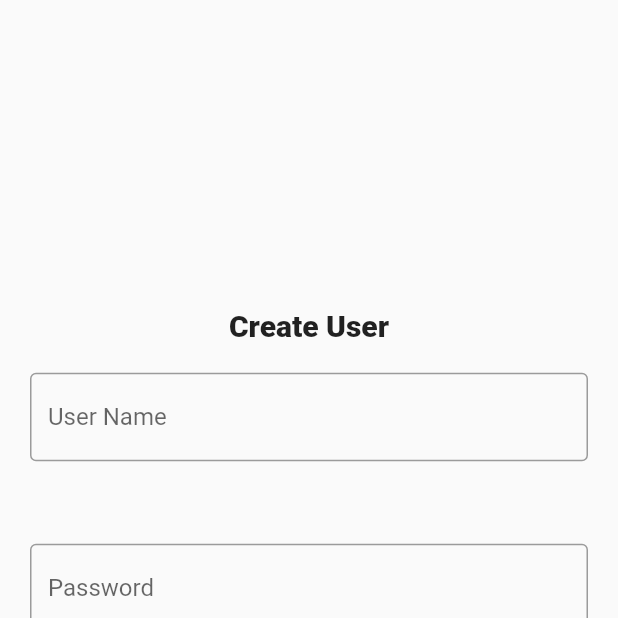
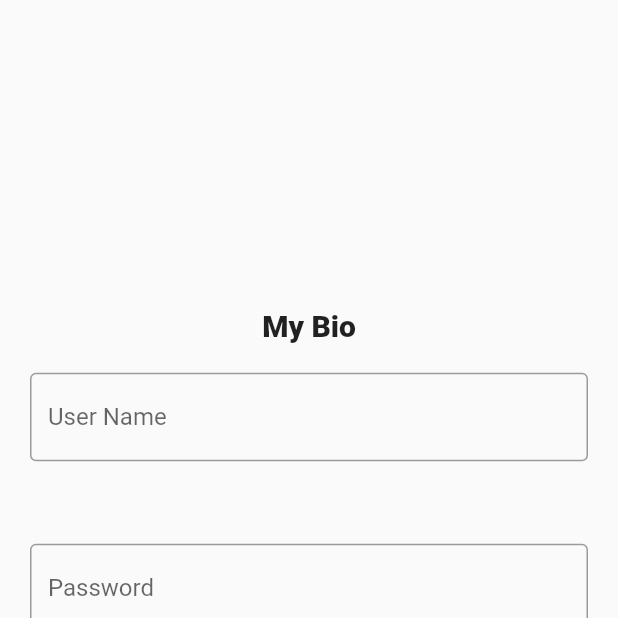
Before and after one commit to Lalith-kishore/taskmedium, a Flutter app: the MyBio screen opened directly, on a phone screen of 412 x 824 dp, the top half of it. Run offline on Flutter 3.47's test engine with Material 2 defaults, Android fonts, the phone set to English and light mode, and no system bars; network calls fail.

Commit message:
Name modified

```diff
--- a/lib/Widget/MyBio.dart
+++ b/lib/Widget/MyBio.dart
@@ -15,7 +15,7 @@ class _MyBioState extends State<MyBio> {
           body: Column(
             mainAxisAlignment: MainAxisAlignment.center,
             children: <Widget>[
-              Container(child: Text("Create User",
+              Container(child: Text("My Bio",
                   style: TextStyle(
                     fontSize: 20,
                     fontWeight: FontWeight.w900,
```
